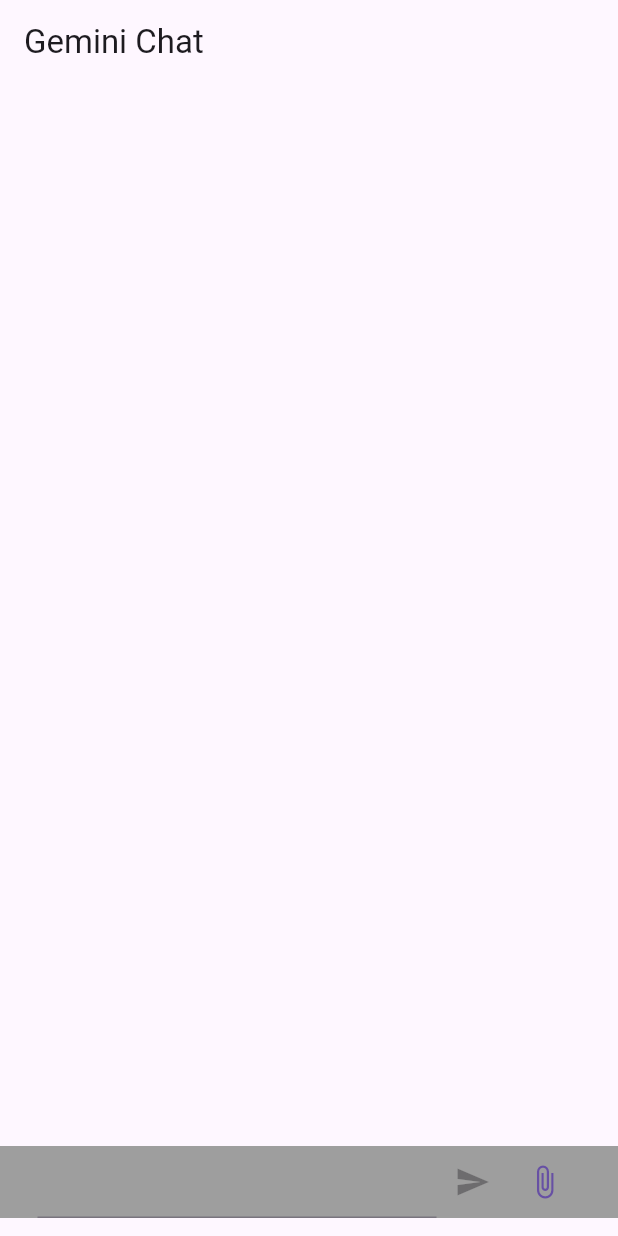
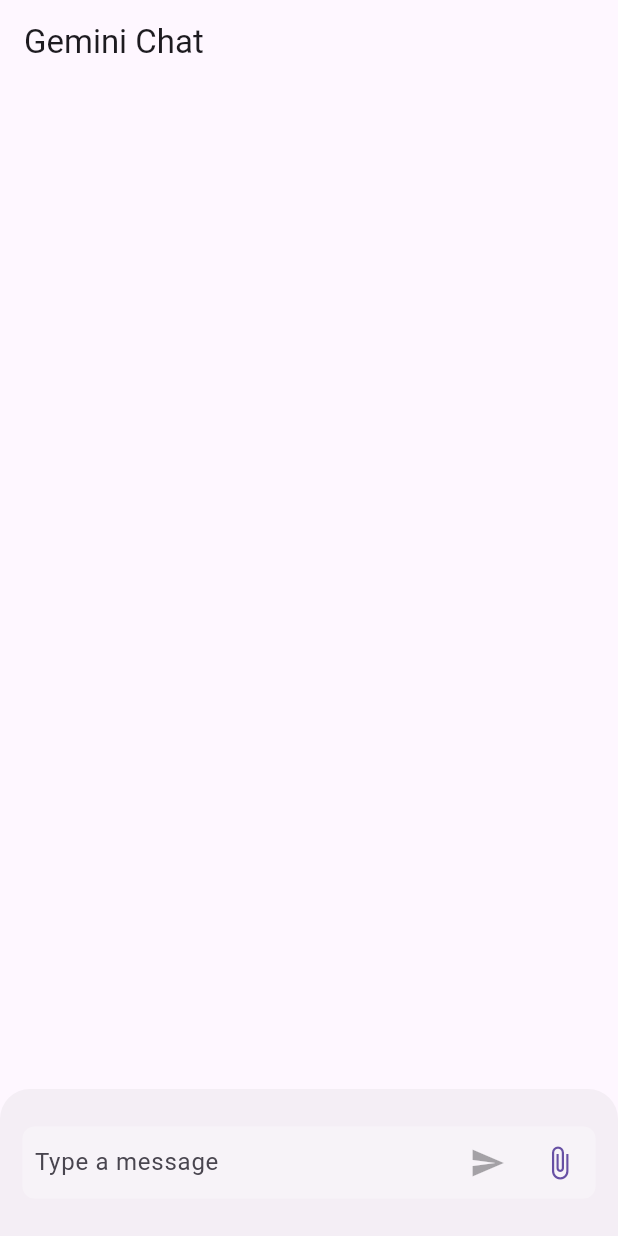
Before and after one commit to SeniorTurkmen/gemini_chatbot, a Flutter app: the screen it shows after launch, on a phone screen of 412 x 824 dp. Run offline on Flutter 3.47's test engine with Material 3 defaults, Android fonts, the phone set to English and light mode, and no system bars; our stand-ins replace google_generative_ai, image_picker, loading_animation_widget, modal_bottom_sheet.

Commit message:
applied ui fixes

```diff
--- a/lib/main.dart
+++ b/lib/main.dart
@@ -7,7 +7,7 @@ import 'package:image_picker/image_picker.dart';
 import 'package:loading_animation_widget/loading_animation_widget.dart';
 import 'package:modal_bottom_sheet/modal_bottom_sheet.dart';
 
-const apiKey = 'AIzaSyCzmRc1hyvS8165YFh2sSWW6wNsSkoPxHw';
+const apiKey = '';
 void main() {
   runApp(const MyApp());
 }
@@ -102,10 +102,10 @@ class _GeminiChatState extends State<GeminiChat> {
         appBar: AppBar(
           title: const Text('Gemini Chat'),
         ),
-        floatingActionButtonLocation:
-            FloatingActionButtonLocation.miniCenterFloat,
-        floatingActionButton: _inputField(context),
-        body: Padding(
+        body: Column(
+          children: [
+            Expanded(
+              child: Padding(
                 padding: const EdgeInsets.all(8.0),
                 child: ListView.builder(
                   padding: const EdgeInsets.only(bottom: 100),
@@ -115,14 +115,22 @@ class _GeminiChatState extends State<GeminiChat> {
                     return _ChatItemWidget(message: message);
                   },
                 ),
+              ),
+            ),
+            _inputField(context),
+          ],
         ));
   }
 
-  Container _inputField(BuildContext context) {
-    return Container(
-      decoration: const BoxDecoration(color: Colors.grey),
+  DecoratedBox _inputField(BuildContext context) {
+    return DecoratedBox(
+      decoration: BoxDecoration(
+          color: Colors.grey.withOpacity(.1),
+          borderRadius: BorderRadius.only(
+              topLeft: Radius.circular(20), topRight: Radius.circular(20))),
       child: Padding(
-        padding: const EdgeInsets.symmetric(horizontal: 25.0),
+        padding: const EdgeInsets.symmetric(vertical: 25.0, horizontal: 5) +
+            EdgeInsets.only(bottom: MediaQuery.paddingOf(context).bottom),
         child: Column(
           mainAxisSize: MainAxisSize.min,
           crossAxisAlignment: CrossAxisAlignment.start,
@@ -132,34 +140,50 @@ class _GeminiChatState extends State<GeminiChat> {
                 fit: StackFit.loose,
                 alignment: Alignment.topRight,
                 children: [
-                  Image.memory(
+                  DecoratedBox(
+                    decoration: BoxDecoration(
+                      color: Colors.white.withOpacity(0.2),
+                      borderRadius: BorderRadius.circular(8),
+                    ),
+                    child: Padding(
+                      padding: const EdgeInsets.all(8.0),
+                      child: Image.memory(
                         image!,
                         width: 100,
                         height: 100,
                       ),
-                  Container(
-                    color: Colors.white.withOpacity(0.5),
-                    height: 100,
-                    width: 100,
+                    ),
                   ),
                   Positioned(
                     right: 10,
                     top: 0,
-                    child: GestureDetector(
-                      onTap: () {
+                    child: DecoratedBox(
+                      decoration: BoxDecoration(
+                          shape: BoxShape.circle,
+                          color: Colors.white.withOpacity(.5)),
+                      child: IconButton(
+                        onPressed: () {
                           image = null;
                           mineType = null;
                           setState(() {});
                         },
-                      child: const Icon(
+                        icon: const Icon(
                           Icons.close,
                           color: Colors.red,
                         ),
                       ),
                     ),
+                  ),
                 ],
               ),
-            Row(
+            Padding(
+              padding: const EdgeInsets.symmetric(horizontal: 10),
+              child: DecoratedBox(
+                decoration: BoxDecoration(
+                  color: Colors.white.withOpacity(.3),
+                  borderRadius: BorderRadius.circular(8),
+                ),
+                child: Row(
                   children: [
                     Expanded(
                       child: TextField(
@@ -169,6 +193,14 @@ class _GeminiChatState extends State<GeminiChat> {
                             createModel();
                           }
                         },
+                        onTapOutside: (_) {
+                          FocusScope.of(context).unfocus();
+                        },
+                        decoration: const InputDecoration(
+                          border: InputBorder.none,
+                          contentPadding: EdgeInsets.symmetric(horizontal: 8),
+                          hintText: 'Type a message',
+                        ),
                         onChanged: (value) {
                           setState(() {});
                         },
@@ -194,6 +226,8 @@ class _GeminiChatState extends State<GeminiChat> {
                     ),
                   ],
                 ),
+              ),
+            ),
           ],
         ),
       ),
@@ -210,7 +244,7 @@ class _GeminiChatState extends State<GeminiChat> {
             mainAxisSize: MainAxisSize.min,
             children: [
               Center(
-                child: Container(
+                child: DecoratedBox(
                   decoration: BoxDecoration(
                     color: const Color(0xFFDDDDDD),
                     borderRadius: BorderRadius.circular(8),
@@ -245,6 +279,7 @@ class _GeminiChatState extends State<GeminiChat> {
                         image = await value.readAsBytes();
                         setState(() {});
                       }
+                      Navigator.pop(context);
                     });
                   },
                 ),
@@ -264,8 +299,10 @@ class _GeminiChatState extends State<GeminiChat> {
                         mineType = value.mimeType ??
                             'image/${value.name.split('.').last.toLowerCase()}';
                         image = await value.readAsBytes();
+
                         setState(() {});
                       }
+                      Navigator.pop(context);
                     });
                   },
                 ),
@@ -302,7 +339,7 @@ class _ChatItemWidget extends StatelessWidget {
         child: DecoratedBox(
           decoration: BoxDecoration(
             borderRadius: BorderRadius.only(
-              topLeft: Radius.circular(10),
+              topLeft: const Radius.circular(10),
               topRight: const Radius.circular(10),
               bottomLeft:
                   message.isUser ? const Radius.circular(10) : Radius.zero,
@@ -310,8 +347,8 @@ class _ChatItemWidget extends StatelessWidget {
                   message.isUser ? Radius.zero : const Radius.circular(10),
             ),
             color: message.isUser
-                ? Theme.of(context).primaryColor
-                : Theme.of(context).disabledColor,
+                ? Theme.of(context).primaryColor.withOpacity(.6)
+                : Theme.of(context).disabledColor.withOpacity(.3),
           ),
           child: message is LoadingMessage
               ? Padding(
@@ -321,7 +358,10 @@ class _ChatItemWidget extends StatelessWidget {
                     size: 24,
                   ),
                 )
-              : Column(
+              : ConstrainedBox(
+                  constraints: BoxConstraints(
+                      maxWidth: MediaQuery.sizeOf(context).width * .70),
+                  child: Column(
                     children: [
                       if (message.image != null)
                         Padding(
@@ -330,16 +370,22 @@ class _ChatItemWidget extends StatelessWidget {
                               width: 100, height: 100),
                         ),
                       Padding(
-                      padding: const EdgeInsets.all(8.0),
+                        padding: const EdgeInsets.all(16.0),
                         child: Text(
                           message.message,
-                        style: const TextStyle(color: Colors.white),
+                          style: Theme.of(context)
+                              .textTheme
+                              .bodyLarge
+                              ?.copyWith(
+                                  color: Colors.white,
+                                  fontWeight: FontWeight.w700),
                         ),
                       ),
                     ],
                   ),
                 ),
         ),
+      ),
     );
   }
 }
```
Also changed, not shown: pubspec.lock, 4 other files. Lines whose indentation alone changed are shown as unchanged.
